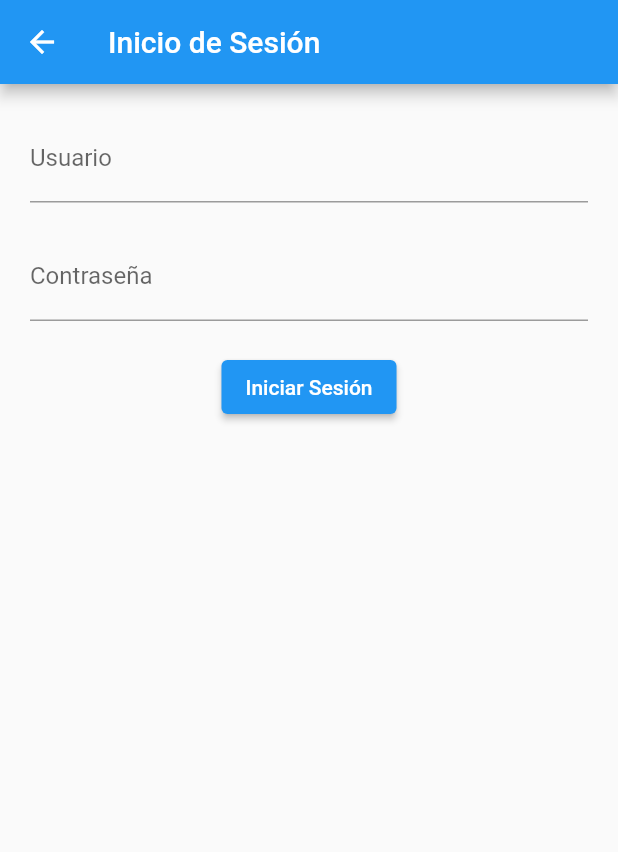
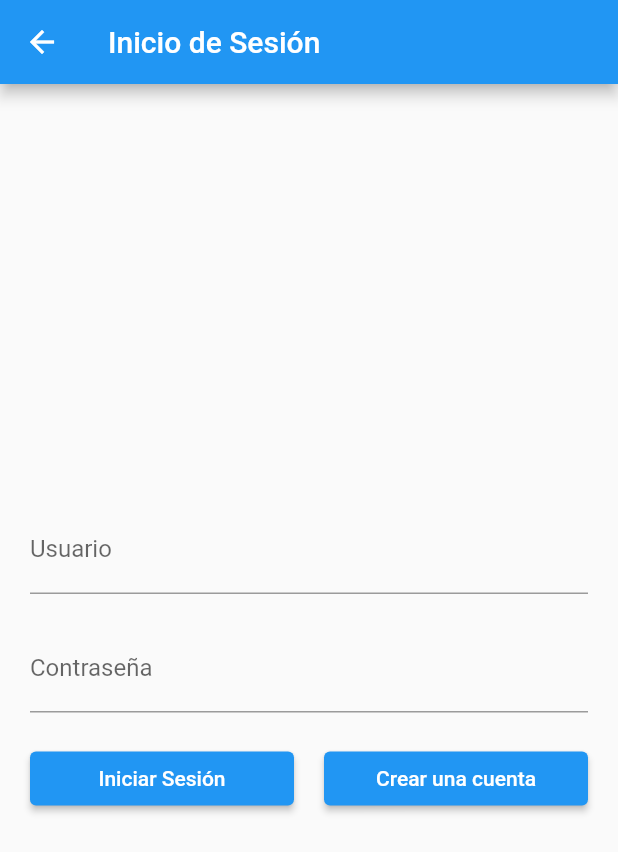
Before and after one commit to Soulhae/App-Los-Amigos, a Flutter app: the LoginPage screen opened by its route, after a tap on "Iniciar Sesión", on a phone screen of 412 x 824 dp. Shown: the top 852 px of the screen. Run offline on Flutter 3.47's test engine with Material 2 defaults, Android fonts, the phone set to English and light mode, and no system bars; missing offline and left inert: mysql1; network calls fail.

Commit message:
register no completo, verificación de login con la bd y redirección a página de bienvenida

```diff
--- a/lib/db_connection.dart
+++ b/lib/db_connection.dart
@@ -5,7 +5,7 @@ Future<MySqlConnection> getConnection() async {
     host: '10.0.2.2',
     port: 3306,
     user: 'root',
-    // password: 'tu_contraseña',
+    // password: '',
     db: 'losamigos',
   );
 
--- a/lib/invoices_page.dart
+++ b/lib/invoices_page.dart
@@ -5,9 +5,9 @@ class InvoicesPage extends StatelessWidget {
   Widget build(BuildContext context) {
     return Scaffold(
       appBar: AppBar(
-        title: Text('Facturas'),
+        title: const Text('Facturas'),
       ),
-      body: Center(
+      body: const Center(
         child: Text('Página de Facturas'),
       ),
     );
--- a/lib/login_page.dart
+++ b/lib/login_page.dart
@@ -1,6 +1,8 @@
 import 'package:flutter/material.dart';
 import 'package:mysql1/mysql1.dart';
 import 'db_connection.dart';
+import 'register_page.dart';
+import 'bienvenido_page.dart';
 
 class LoginPage extends StatefulWidget {
   @override
@@ -9,6 +11,9 @@ class LoginPage extends StatefulWidget {
 
 class _LoginPageState extends State<LoginPage> {
   List<Map<String, dynamic>> usuarios = [];
+  TextEditingController userController = TextEditingController();
+  TextEditingController passwordController = TextEditingController();
+  String errorMessage = '';
 
   @override
   Widget build(BuildContext context) {
@@ -21,44 +26,42 @@ class _LoginPageState extends State<LoginPage> {
         child: Column(
           mainAxisAlignment: MainAxisAlignment.center,
           children: <Widget>[
-            const TextField(
-              decoration: InputDecoration(
+            TextField(
+              controller: userController,
+              decoration: const InputDecoration(
                 labelText: 'Usuario',
               ),
             ),
             const SizedBox(height: 20.0),
-            const TextField(
+            TextField(
               obscureText: true,
-              decoration: InputDecoration(
+              controller: passwordController,
+              decoration: const InputDecoration(
                 labelText: 'Contraseña',
               ),
             ),
             const SizedBox(height: 20.0),
-            ElevatedButton(
-              onPressed: () {
-                // Aquí iría la lógica para verificar el inicio de sesión
-                fetchUsuarios();
-              },
+            Row(children: <Widget>[
+              Expanded(
+                child: ElevatedButton(
+                  onPressed: () => loginUsuario(context),
                   child: const Text('Iniciar Sesión'),
                 ),
-            const SizedBox(height: 20.0),
+              ),
+              SizedBox(width: 20.0),
               Expanded(
-              child: ListView.builder(
-                itemCount: usuarios.length,
-                itemBuilder: (context, index) {
-                  return ListTile(
-                    title: Text('${usuarios[index]['nombre']}'),
-                    subtitle: Column(
-                      crossAxisAlignment: CrossAxisAlignment.start,
-                      children: [
-                        Text('ID: ${usuarios[index]['id']}\n'),
-                        Text('Password: ${usuarios[index]['password']}\n'),
-                      ]
-                    )
+                child: ElevatedButton(
+                  onPressed: () {
+                    // Navegar a la página de registro al hacer clic en el botón
+                    Navigator.push(
+                      context,
+                      MaterialPageRoute(builder: (context) => RegisterPage()),
                     );
                   },
+                  child: const Text('Crear una cuenta'),
                 ),
               ),
+            ])
           ],
         ),
       ),
@@ -75,4 +78,36 @@ class _LoginPageState extends State<LoginPage> {
 
     await conn.close();
   }
+
+  Future<bool> verificarCuenta(nombreUsuario, contrasena) async {
+    final conn = await getConnection();
+
+    Results result = await conn.query(
+        'SELECT id FROM usuario WHERE nombre = ? AND password = ? ',
+        [nombreUsuario, contrasena]);
+
+    setState(() {});
+
+    await conn.close();
+    return result.isNotEmpty;
   }
+
+  Future<void> loginUsuario(BuildContext context) async {
+    String nombreUsuario = userController.text;
+    String contrasena = passwordController.text;
+    bool usuarioExiste = await verificarCuenta(nombreUsuario, contrasena);
+
+    if (usuarioExiste) {
+      print('existe');
+      Navigator.of(context).push(
+        MaterialPageRoute(
+            builder: (context) => BienvenidoPage(nombreUsuario: nombreUsuario)),
+      );
+    } else {
+      print('no existe');
+      setState(() {
+        errorMessage = 'Usuario no encontrado.';
+      });
+    }
+  }
+}
```
Also changed, not shown: lib/bienvenido_page.dart (added, +59 -0 lines), lib/register_page.dart (added, +95 -0 lines). Lines whose indentation alone changed are shown as unchanged.
